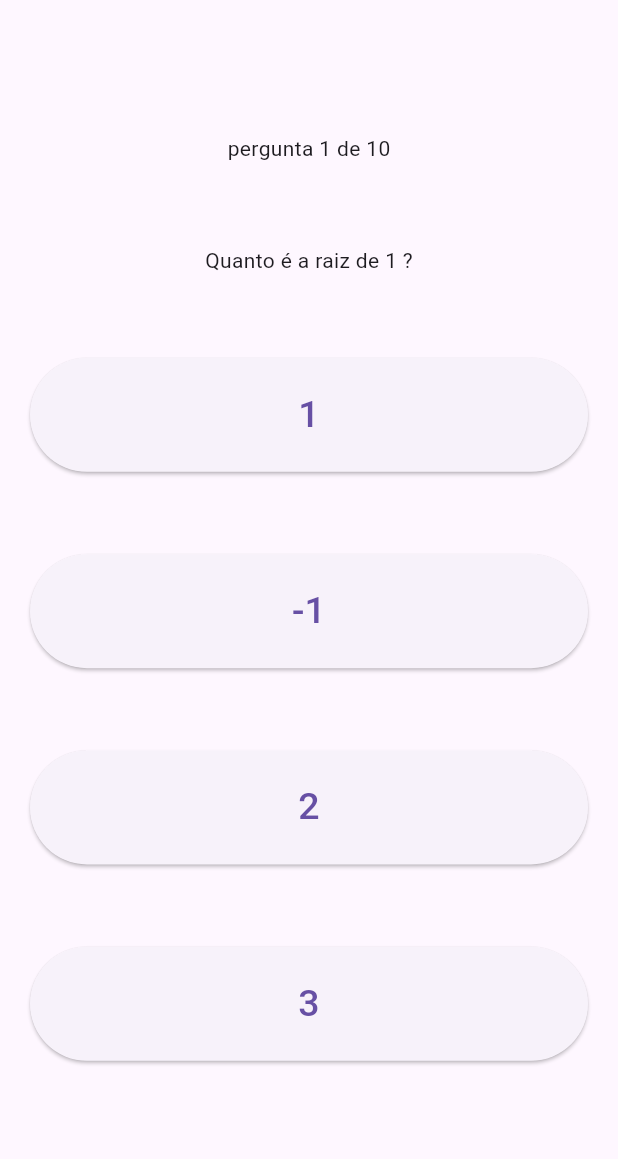
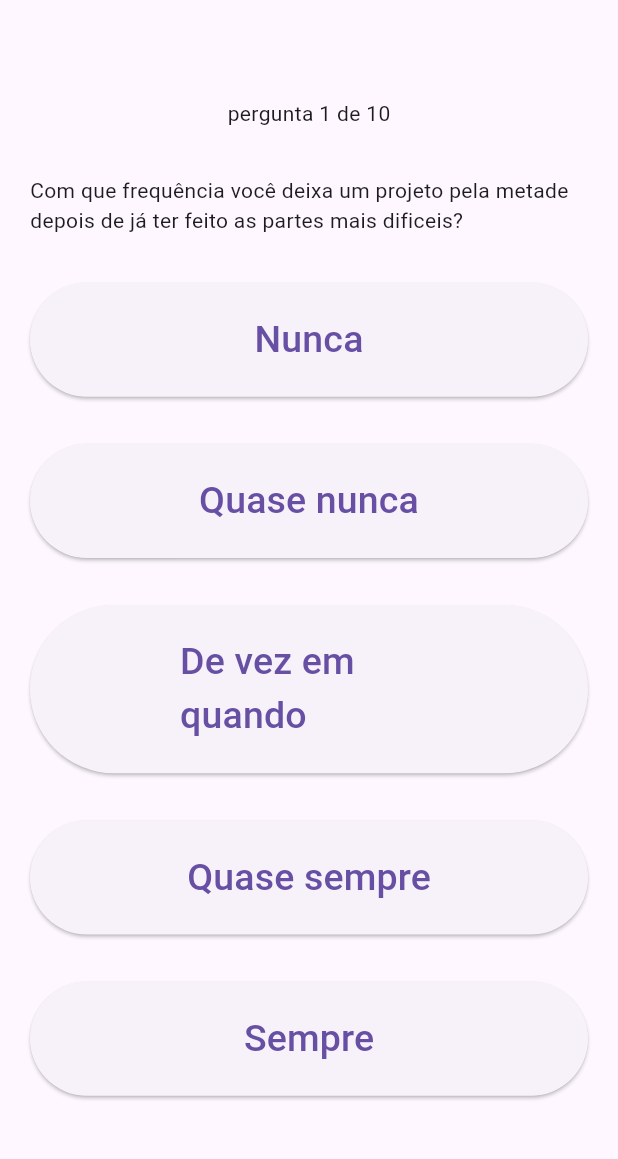
Before and after one commit to AlisonHSerpa/Spectrum-Score, a Flutter app: the screen it shows after launch, after a tap on "ASRS-18", on a phone screen of 412 x 824 dp, the part 63-1222 px from its top. Run offline on Flutter 3.47's test engine with Material 3 defaults, Android fonts, the phone set to English and light mode, and no system bars.

Commit message:
algoritmo completo

```diff
--- a/quiz/lib/ASRS18.dart
+++ b/quiz/lib/ASRS18.dart
@@ -18,25 +18,37 @@ class _TdahState extends State<Tdah> {
       {
         //precisa concertar o algoritmo, use o for pra a resposta correta
         //precisamos poder selecionar mais de uma resposta certa
-        'pergunta': "Quanto é a raiz de 1 ?",
+        'pergunta':
+            "Com que frequência você deixa um projeto pela metade depois de já ter feito as partes mais dificeis?",
         'respostas': [
-          '1',
-          '-1',
-          '2',
-          '3',
+          'Nunca',
+          'Quase nunca',
+          'De vez em quando',
+          'Quase sempre',
+          'Sempre',
         ],
-        'alternativa correta': 1,
+        'alternativa correta': [
+          'De vez em quando',
+          'Quase sempre',
+          'Sempre',
+        ]
       }
     ];
 
     int perguntaNumero = 1;
     int acertos = 0;
 
-    void respondeu(int respostaNumero) {
+    void respondeu(String resposta) {
       setState(() {
-        if (quiz[perguntaNumero - 1]["alternativa correta"] == respostaNumero) {
-          print("acertou");
-          acertos++;
+        for (var item in quiz) {
+          List<String> alternativasCorretas = item["alternativa correta"]!;
+          for (var alternativa in alternativasCorretas) {
+            if (alternativa.toLowerCase().contains(resposta.toLowerCase())) {
+              print("acertou");
+              acertos++;
+              break;
+            }
+          }
         }
 
         if (perguntaNumero == 1) {
@@ -66,7 +78,7 @@ class _TdahState extends State<Tdah> {
                     child: ElevatedButton(
                       onPressed: () {
                         print('pressionado');
-                        respondeu(1);
+                        respondeu(quiz[perguntaNumero - 1]["respostas"][0]);
                       },
                       child: Text(quiz[perguntaNumero - 1]["respostas"][0],
                           style: TextStyle(fontSize: 25)),
@@ -80,7 +92,7 @@ class _TdahState extends State<Tdah> {
                     child: ElevatedButton(
                       onPressed: () {
                         print('pressionado');
-                        respondeu(1);
+                        respondeu(quiz[perguntaNumero - 1]["respostas"][1]);
                       },
                       child: Text(quiz[perguntaNumero - 1]["respostas"][1],
                           style: TextStyle(fontSize: 25)),
@@ -94,7 +106,7 @@ class _TdahState extends State<Tdah> {
                     child: ElevatedButton(
                       onPressed: () {
                         print('pressionado');
-                        respondeu(1);
+                        respondeu(quiz[perguntaNumero - 1]["respostas"][2]);
                       },
                       child: Text(quiz[perguntaNumero - 1]["respostas"][2],
                           style: TextStyle(fontSize: 25)),
@@ -108,9 +120,23 @@ class _TdahState extends State<Tdah> {
                     child: ElevatedButton(
                       onPressed: () {
                         print('pressionado');
-                        respondeu(0);
+                        respondeu(quiz[perguntaNumero - 1]["respostas"][3]);
                       },
                       child: Text(quiz[perguntaNumero - 1]["respostas"][3],
+                          style: TextStyle(fontSize: 25)),
+                      style: ElevatedButton.styleFrom(
+                        padding: const EdgeInsets.fromLTRB(100, 20, 100, 20),
+                      ),
+                    ),
+                  ),
+                  SizedBox(
+                    width: double.infinity,
+                    child: ElevatedButton(
+                      onPressed: () {
+                        print('pressionado');
+                        respondeu(quiz[perguntaNumero - 1]["respostas"][4]);
+                      },
+                      child: Text(quiz[perguntaNumero - 1]["respostas"][4],
                           style: TextStyle(fontSize: 25)),
                       style: ElevatedButton.styleFrom(
                         padding: const EdgeInsets.fromLTRB(100, 20, 100, 20),
--- a/quiz/lib/resultado.dart
+++ b/quiz/lib/resultado.dart
@@ -11,9 +11,9 @@ class Resultado extends StatelessWidget {
 
     String resposta(int acertos) {
       if (acertos == 1) {
-        return "voce eh";
+        return "voce provavelmente esta dentro do grupo de adultos com TDAH";
       } else {
-        return "voce nao eh";
+        return "voce provavelmente nao esta incluido no grupo de adultos com TDAH";
       }
     }
 
```
